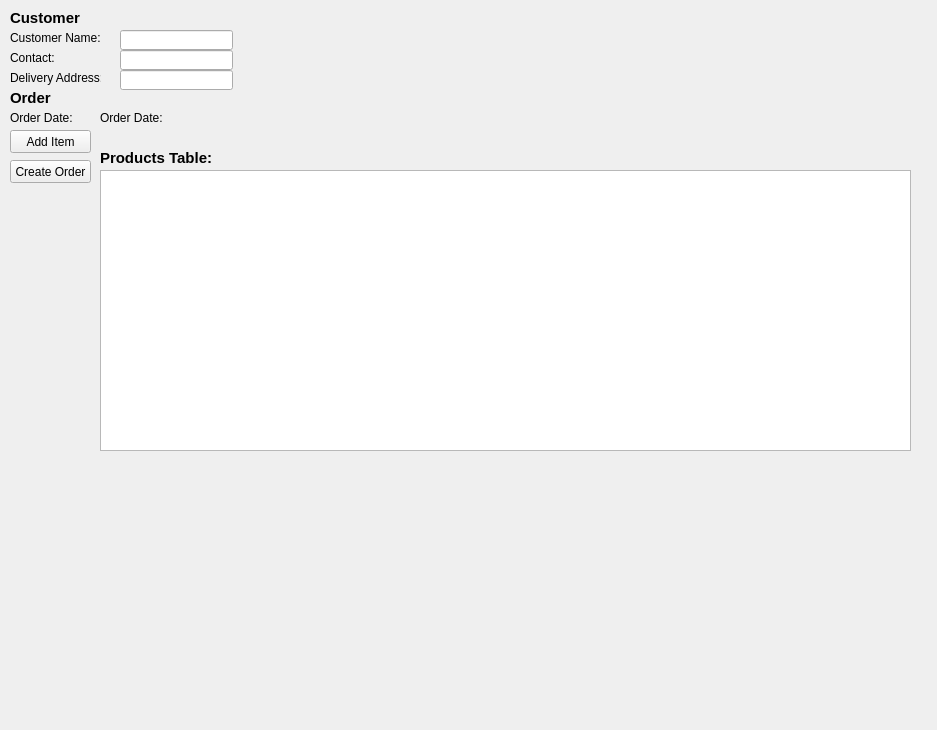
This is app/src/ui/NEW/new_order_page.ui in Kazu0210/Inventory-System as Qt 5 draws it before an edit. The edited form follows.
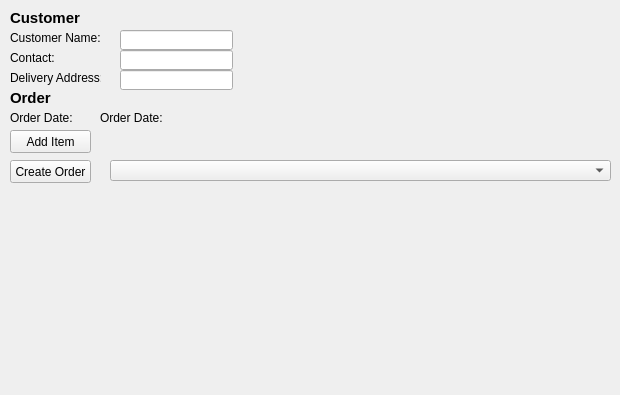
This is the edited form.

What changed in the file:
```diff
--- a/app/src/ui/NEW/new_order_page.ui
+++ b/app/src/ui/NEW/new_order_page.ui
@@ -6,8 +6,8 @@
    <rect>
     <x>0</x>
     <y>0</y>
-    <width>937</width>
-    <height>730</height>
+    <width>620</width>
+    <height>395</height>
    </rect>
   </property>
   <property name="windowTitle">
@@ -161,16 +161,6 @@
     <string>Add Item</string>
    </property>
   </widget>
-  <widget class="QTableWidget" name="products_tableWidget">
-   <property name="geometry">
-    <rect>
-     <x>100</x>
-     <y>170</y>
-     <width>811</width>
-     <height>281</height>
-    </rect>
-   </property>
-  </widget>
   <widget class="QPushButton" name="createOrder_pushButton">
    <property name="geometry">
     <rect>
@@ -184,25 +174,15 @@
     <string>Create Order</string>
    </property>
   </widget>
-  <widget class="QLabel" name="label_7">
+  <widget class="QComboBox" name="products_comboBox">
    <property name="geometry">
     <rect>
-     <x>100</x>
-     <y>150</y>
-     <width>121</width>
-     <height>16</height>
+     <x>110</x>
+     <y>160</y>
+     <width>501</width>
+     <height>21</height>
     </rect>
    </property>
-   <property name="font">
-    <font>
-     <pointsize>11</pointsize>
-     <weight>75</weight>
-     <bold>true</bold>
-    </font>
-   </property>
-   <property name="text">
-    <string>Products Table:</string>
-   </property>
   </widget>
  </widget>
  <resources/>
```
